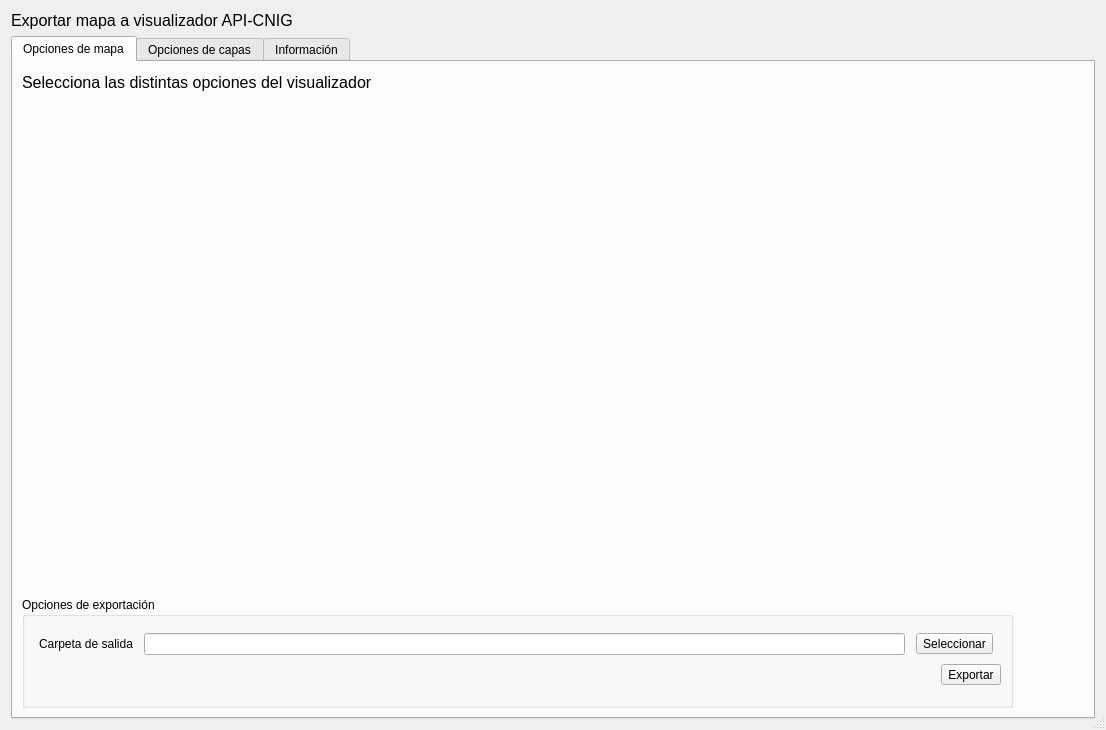
Before: the Qt Designer form qgis2apicnig/QGIS2APICNIG_dialog_base.ui in IngenieroGeomatico/QGIS2API-CNIG, drawn with Qt 5.
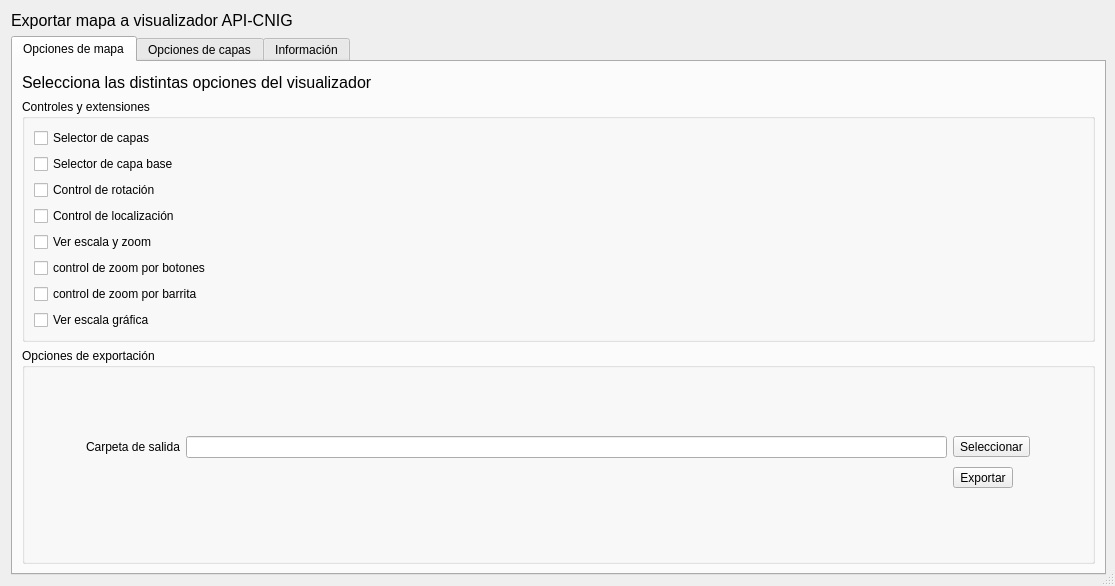
After: the same form once the commit is applied. The open tabs and pages were chosen to show the change. Custom widgets are drawn as their Qt base class.

Commit message: Se mejora la parte de UX/UI de la extensión

The edit to the form file:
```diff
--- a/qgis2apicnig/QGIS2APICNIG_dialog_base.ui
+++ b/qgis2apicnig/QGIS2APICNIG_dialog_base.ui
@@ -9,8 +9,8 @@
    <rect>
     <x>0</x>
     <y>0</y>
-    <width>1106</width>
-    <height>730</height>
+    <width>1115</width>
+    <height>586</height>
    </rect>
   </property>
   <property name="sizePolicy">
@@ -21,8 +21,8 @@
   </property>
   <property name="minimumSize">
    <size>
-    <width>1042</width>
-    <height>709</height>
+    <width>1100</width>
+    <height>500</height>
    </size>
   </property>
   <property name="windowTitle">
@@ -34,9 +34,7 @@
   <property name="modal">
    <bool>true</bool>
   </property>
-  <layout class="QGridLayout" name="gridLayout_13">
-   <item row="0" column="0">
-    <layout class="QGridLayout" name="gridLayout_8">
+  <layout class="QGridLayout" name="gridLayout_4">
      <item row="0" column="0">
       <widget class="QLabel" name="label">
        <property name="sizePolicy">
@@ -59,8 +57,14 @@
       <widget class="QTabWidget" name="tabWidget">
        <property name="minimumSize">
         <size>
-         <width>1025</width>
-         <height>661</height>
+       <width>1095</width>
+       <height>400</height>
+      </size>
+     </property>
+     <property name="maximumSize">
+      <size>
+       <width>9999</width>
+       <height>9999</height>
         </size>
        </property>
        <property name="font">
@@ -70,20 +74,22 @@
         </font>
        </property>
        <property name="currentIndex">
-        <number>0</number>
+      <number>1</number>
        </property>
        <widget class="QWidget" name="tab_opcionesMapa">
+      <property name="minimumSize">
+       <size>
+        <width>1085</width>
+        <height>0</height>
+       </size>
+      </property>
         <attribute name="title">
          <string>Opciones de mapa</string>
         </attribute>
-        <layout class="QGridLayout" name="gridLayout_9">
+      <layout class="QGridLayout" name="gridLayout_8">
          <item row="0" column="0">
           <layout class="QGridLayout" name="gridLayout_7">
            <item row="0" column="0">
-            <layout class="QGridLayout" name="gridLayout_6">
-             <item row="0" column="0">
-              <layout class="QGridLayout" name="gridLayout_5">
-               <item row="0" column="0">
                 <widget class="QLabel" name="label_4">
                  <property name="sizePolicy">
                   <sizepolicy hsizetype="Fixed" vsizetype="Preferred">
@@ -115,21 +121,6 @@
                  </property>
                 </widget>
                </item>
-               <item row="1" column="0">
-                <spacer name="verticalSpacer">
-                 <property name="orientation">
-                  <enum>Qt::Vertical</enum>
-                 </property>
-                 <property name="sizeHint" stdset="0">
-                  <size>
-                   <width>20</width>
-                   <height>438</height>
-                  </size>
-                 </property>
-                </spacer>
-               </item>
-              </layout>
-             </item>
              <item row="0" column="1">
               <spacer name="horizontalSpacer_2">
                <property name="orientation">
@@ -137,39 +128,128 @@
                </property>
                <property name="sizeHint" stdset="0">
                 <size>
-                 <width>558</width>
+             <width>550</width>
+             <height>19</height>
+            </size>
+           </property>
+          </spacer>
+         </item>
+        </layout>
+       </item>
+       <item row="1" column="0">
+        <layout class="QGridLayout" name="gridLayout_5">
+         <item row="0" column="0">
+          <widget class="QgsCollapsibleGroupBox" name="mGroupBox">
+           <property name="title">
+            <string>Controles y extensiones</string>
+           </property>
+           <layout class="QGridLayout" name="gridLayout_2">
+            <item row="0" column="0">
+             <layout class="QFormLayout" name="formLayout">
+              <item row="0" column="0">
+               <layout class="QVBoxLayout" name="verticalLayout">
+                <item>
+                 <widget class="QCheckBox" name="checkBox_2">
+                  <property name="text">
+                   <string>Selector de capas</string>
+                  </property>
+                 </widget>
+                </item>
+                <item>
+                 <widget class="QCheckBox" name="checkBox_3">
+                  <property name="text">
+                   <string>Selector de capa base</string>
+                  </property>
+                 </widget>
+                </item>
+                <item>
+                 <widget class="QCheckBox" name="checkBox_4">
+                  <property name="text">
+                   <string>Control de rotación</string>
+                  </property>
+                 </widget>
+                </item>
+                <item>
+                 <widget class="QCheckBox" name="checkBox_5">
+                  <property name="text">
+                   <string>Control de localización</string>
+                  </property>
+                 </widget>
+                </item>
+                <item>
+                 <widget class="QCheckBox" name="checkBox_6">
+                  <property name="text">
+                   <string>Ver escala y zoom</string>
+                  </property>
+                 </widget>
+                </item>
+                <item>
+                 <widget class="QCheckBox" name="checkBox_7">
+                  <property name="text">
+                   <string>control de zoom por botones</string>
+                  </property>
+                 </widget>
+                </item>
+                <item>
+                 <widget class="QCheckBox" name="checkBox_8">
+                  <property name="text">
+                   <string>control de zoom por barrita</string>
+                  </property>
+                 </widget>
+                </item>
+                <item>
+                 <widget class="QCheckBox" name="checkBox_9">
+                  <property name="text">
+                   <string>Ver escala gráfica</string>
+                  </property>
+                 </widget>
+                </item>
+               </layout>
+              </item>
+              <item row="0" column="1">
+               <spacer name="horizontalSpacer_5">
+                <property name="orientation">
+                 <enum>Qt::Horizontal</enum>
+                </property>
+                <property name="sizeHint" stdset="0">
+                 <size>
+                  <width>718</width>
                  <height>20</height>
                 </size>
                </property>
               </spacer>
              </item>
             </layout>
+            </item>
+           </layout>
+          </widget>
            </item>
            <item row="1" column="0">
             <widget class="QgsCollapsibleGroupBox" name="mGroupBox_2">
              <property name="sizePolicy">
-              <sizepolicy hsizetype="Fixed" vsizetype="Preferred">
+            <sizepolicy hsizetype="Expanding" vsizetype="Expanding">
                <horstretch>0</horstretch>
                <verstretch>0</verstretch>
               </sizepolicy>
              </property>
              <property name="minimumSize">
               <size>
-               <width>991</width>
-               <height>111</height>
+             <width>0</width>
+             <height>0</height>
               </size>
              </property>
              <property name="maximumSize">
               <size>
-               <width>991</width>
+             <width>16777215</width>
                <height>16777215</height>
               </size>
              </property>
              <property name="title">
               <string>Opciones de exportación</string>
              </property>
-             <layout class="QGridLayout" name="gridLayout_4">
-              <item row="0" column="0">
+           <property name="scrollOnExpand">
+            <bool>true</bool>
+           </property>
                <layout class="QGridLayout" name="gridLayout_3">
                 <item row="0" column="0">
                  <layout class="QGridLayout" name="gridLayout">
@@ -218,11 +298,7 @@
                     </property>
                    </widget>
                   </item>
-                 </layout>
-                </item>
-                <item row="1" column="0">
-                 <layout class="QGridLayout" name="gridLayout_2">
-                  <item row="0" column="0">
+              <item row="1" column="0" colspan="2">
                    <spacer name="horizontalSpacer">
                     <property name="sizePolicy">
                      <sizepolicy hsizetype="Minimum" vsizetype="Minimum">
@@ -241,7 +317,7 @@
                     </property>
                    </spacer>
                   </item>
-                  <item row="0" column="1">
+              <item row="1" column="2">
                    <widget class="QToolButton" name="toolButton_ExportMap">
                     <property name="sizePolicy">
                      <sizepolicy hsizetype="Fixed" vsizetype="Fixed">
@@ -257,8 +333,6 @@
                  </layout>
                 </item>
                </layout>
-              </item>
-             </layout>
             </widget>
            </item>
           </layout>
@@ -266,17 +340,21 @@
         </layout>
        </widget>
        <widget class="QWidget" name="tab_opcionesCapa">
+      <property name="minimumSize">
+       <size>
+        <width>1085</width>
+        <height>0</height>
+       </size>
+      </property>
         <attribute name="title">
          <string>Opciones de capas</string>
         </attribute>
-        <layout class="QGridLayout" name="gridLayout_14">
-         <item row="0" column="0">
-          <layout class="QGridLayout" name="gridLayout_12">
-           <item row="0" column="0">
-            <layout class="QGridLayout" name="gridLayout_11">
-             <item row="0" column="0">
               <layout class="QGridLayout" name="gridLayout_10">
                <item row="0" column="0">
+        <layout class="QGridLayout" name="gridLayout_9">
+         <item row="0" column="0">
+          <layout class="QGridLayout" name="gridLayout_6">
+           <item row="0" column="0">
                 <widget class="QLabel" name="label_2">
                  <property name="sizePolicy">
                   <sizepolicy hsizetype="Fixed" vsizetype="Preferred">
@@ -312,38 +390,17 @@
               </layout>
              </item>
              <item row="1" column="0">
-              <spacer name="verticalSpacer_2">
-               <property name="orientation">
-                <enum>Qt::Vertical</enum>
-               </property>
-               <property name="sizeHint" stdset="0">
-                <size>
-                 <width>20</width>
-                 <height>40</height>
-                </size>
-               </property>
-              </spacer>
-             </item>
-            </layout>
-           </item>
-           <item row="1" column="0">
             <widget class="QTableWidget" name="tableWidget_capas">
-             <property name="sizePolicy">
-              <sizepolicy hsizetype="Maximum" vsizetype="Minimum">
-               <horstretch>0</horstretch>
-               <verstretch>0</verstretch>
-              </sizepolicy>
-             </property>
              <property name="minimumSize">
               <size>
-               <width>1031</width>
-               <height>581</height>
+             <width>1070</width>
+             <height>300</height>
               </size>
              </property>
              <property name="maximumSize">
               <size>
-               <width>16777215</width>
-               <height>16777215</height>
+             <width>9999</width>
+             <height>9999</height>
               </size>
              </property>
              <property name="rowCount">
@@ -417,13 +474,17 @@
         </layout>
        </widget>
        <widget class="QWidget" name="tab_informacion">
+      <property name="minimumSize">
+       <size>
+        <width>1085</width>
+        <height>0</height>
+       </size>
+      </property>
         <attribute name="title">
          <string>Información</string>
         </attribute>
        </widget>
       </widget>
-     </item>
-    </layout>
    </item>
   </layout>
  </widget>
```
Lines whose indentation alone changed are shown as unchanged. The commit also changes 1 other file.
